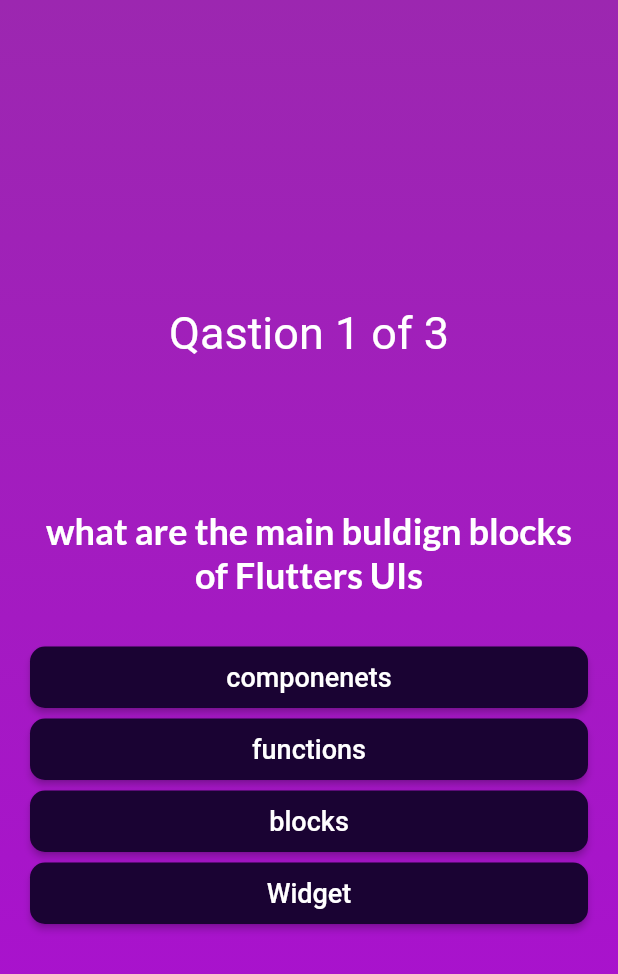
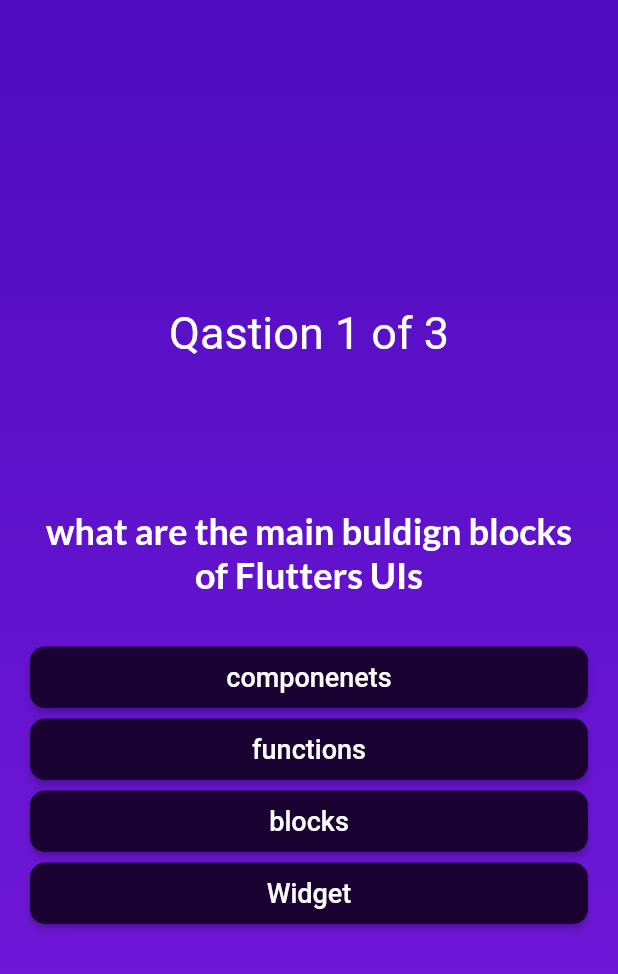
Before and after one commit to jonmersha/QA, a Flutter app: the screen it shows after launch, after a tap on "Strat Quize", on a phone screen of 412 x 824 dp. Shown: the top 974 px of the screen. Run offline on Flutter 3.47's test engine with Material 2 defaults, Android fonts, the phone set to English and light mode, and no system bars; our stand-ins replace google_fonts.

Commit message:
google phone added2

```diff
--- a/lib/quiz.dart
+++ b/lib/quiz.dart
@@ -31,10 +31,10 @@ class _QuizState extends State<Quiz> {
       home: Scaffold(
         body: Container(
             decoration: const BoxDecoration(
-              gradient: LinearGradient(
-                  colors: [Colors.purple, Color.fromARGB(255, 172, 13, 212)],
-                  begin: Alignment.topCenter,
-                  end: Alignment.bottomCenter),
+              gradient: LinearGradient(colors: [
+                Color.fromARGB(255, 77, 12, 189),
+                Color.fromARGB(255, 121, 26, 223)
+              ], begin: Alignment.topCenter, end: Alignment.bottomCenter),
             ),
             child: activeScreeens == 'start'
                 ? StartScreen(transitions)
--- a/lib/start_screen.dart
+++ b/lib/start_screen.dart
@@ -1,4 +1,5 @@
 import 'package:flutter/material.dart';
+import 'package:google_fonts/google_fonts.dart';
 
 class StartScreen extends StatelessWidget {
   final void Function() nextScren;
@@ -13,9 +14,10 @@ class StartScreen extends StatelessWidget {
           height: 300,
         ),
         SizedBox(height: 100),
-        const Text(
+        Text(
           'Funny ways of learninig fluuter!',
-          style: TextStyle(fontSize: 24, color: Colors.white),
+          style: GoogleFonts.lato(
+              fontSize: 24, color: Color.fromARGB(255, 218, 133, 230)),
         ),
         const SizedBox(
           height: 100,
```
